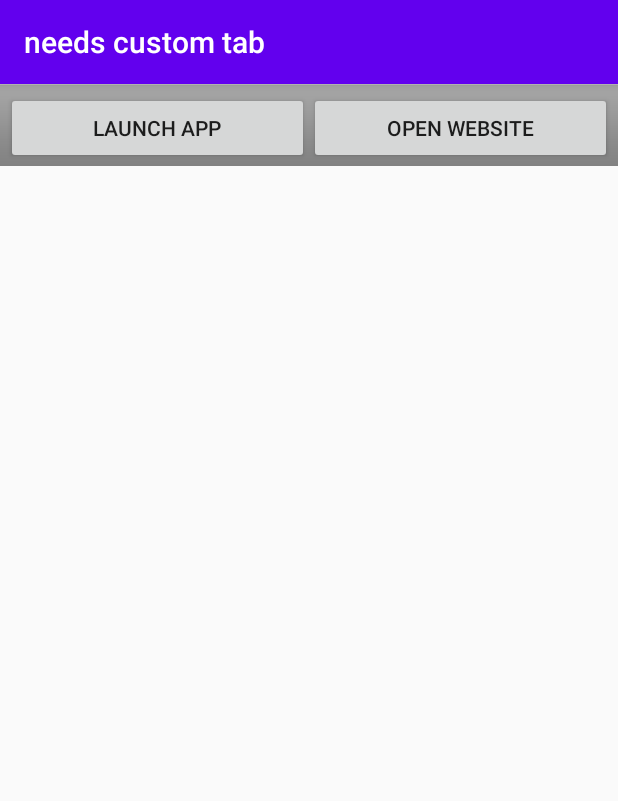
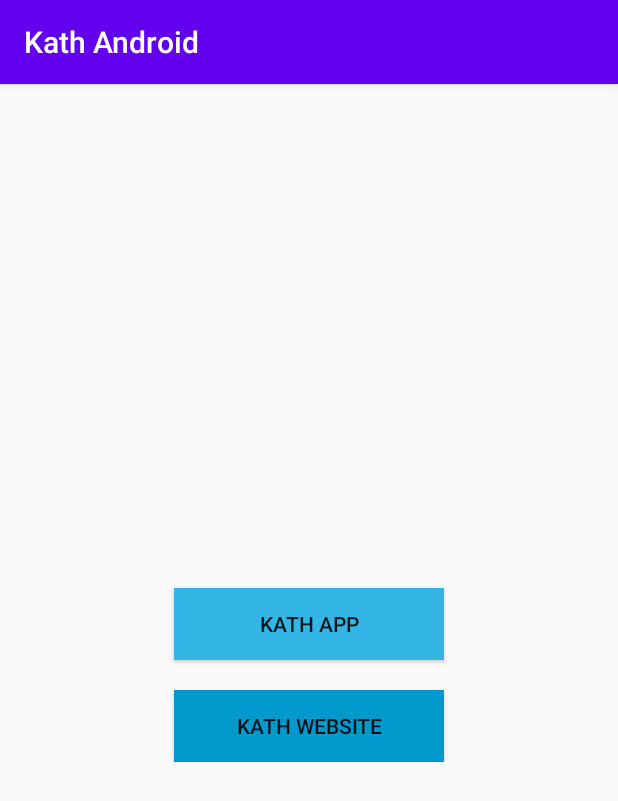
Before and after one commit to manjuadv/needs_app_Ctabs, an Android app: the screen it shows after launch (MainActivity), on a phone screen of 412 x 824 dp. Shown: the top 801 px of the screen. Run offline under Robolectric (Android 15) with nearby library versions, the phone set to English and light mode, and no system bars.

Commit message:
layout changes, string from resource file

```diff
--- a/app/src/main/java/com/example/needscustomtab/MainActivity.java
+++ b/app/src/main/java/com/example/needscustomtab/MainActivity.java
@@ -20,13 +20,13 @@ public class MainActivity extends AppCompatActivity {
         findViewById(R.id.opn).setOnClickListener(new View.OnClickListener() {
             @Override
             public void onClick(View v) {
-                openCustomTab("kathlk.online:1337/");
+                openCustomTab(getString(R.string.website_url));
             }
         });
         findViewById(R.id.opnChrm).setOnClickListener(new View.OnClickListener() {
             @Override
             public void onClick(View v) {
-                openInChrome("kathlk.online:1337/");
+                openInChrome(getString(R.string.website_url));
             }
         });
     }
--- a/app/src/main/res/layout/activity_main.xml
+++ b/app/src/main/res/layout/activity_main.xml
@@ -7,26 +7,29 @@
     tools:context=".MainActivity">
 
     <LinearLayout
-        android:orientation="horizontal"
-        android:background="@android:drawable/bottom_bar"
-        android:paddingLeft="4.0dip"
-        android:paddingTop="5.0dip"
-        android:paddingRight="4.0dip"
-        android:paddingBottom="1.0dip"
-        android:layout_width="fill_parent" android:layout_height="wrap_content">
+        android:layout_width="fill_parent"
+        android:layout_height="wrap_content"
+        android:layout_centerInParent="true"
+        android:orientation="vertical">
 
-    <Button
-        android:layout_width="0.0dip" android:layout_height="fill_parent"
-        android:layout_weight="1.0"
-        android:layout_centerInParent="true"
-        android:text="Launch App"
-        android:id="@+id/opn"></Button>
-    <Button
-        android:layout_width="0.0dip" android:layout_height="fill_parent"
-        android:layout_weight="1.0"
-        android:layout_centerInParent="true"
-        android:text="Open Website"
-        android:id="@+id/opnChrm"></Button>
+        <Button
+            android:layout_width="180dp"
+            android:layout_weight="1"
+            android:layout_height="wrap_content"
+            android:layout_gravity="center"
+            android:layout_marginTop="20dp"
+            android:background="@android:color/holo_blue_light"
+            android:text="Kath App"
+            android:id="@+id/opn"></Button>
+        <Button
+            android:layout_width="180dp"
+            android:layout_weight="1"
+            android:layout_height="wrap_content"
+            android:layout_gravity="center"
+            android:layout_marginTop="20dp"
+            android:background="@android:color/holo_blue_dark"
+            android:text="Kath Website"
+            android:id="@+id/opnChrm"></Button>
     </LinearLayout>
 
 </RelativeLayout>
--- a/app/src/main/res/values/strings.xml
+++ b/app/src/main/res/values/strings.xml
@@ -1,3 +1,4 @@
 <resources>
-    <string name="app_name">needs custom tab</string>
+    <string name="app_name">Kath Android</string>
+    <string name="website_url">kathlk.online:1337/</string>
 </resources>
```
